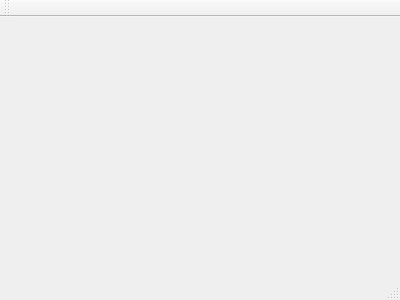
Qt form DLL TI Qt/DLL/dll.ui (lucasvolaine/ProjetFA2_SMARTIES_TOOLS) before a commit.
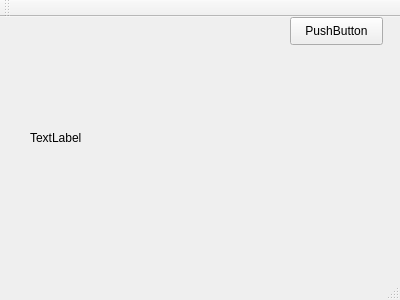
The same form after that commit.

```diff
--- a/DLL TI Qt/DLL/dll.ui
+++ b/DLL TI Qt/DLL/dll.ui
@@ -12,13 +12,55 @@
   <property name="windowTitle" >
    <string>Dll</string>
   </property>
-  <widget class="QMenuBar" name="menuBar" />
-  <widget class="QToolBar" name="mainToolBar" />
-  <widget class="QWidget" name="centralWidget" />
-  <widget class="QStatusBar" name="statusBar" />
+  <widget class="QWidget" name="centralWidget">
+   <widget class="QPushButton" name="pushButton">
+    <property name="geometry">
+     <rect>
+      <x>290</x>
+      <y>0</y>
+      <width>93</width>
+      <height>28</height>
+     </rect>
+    </property>
+    <property name="text">
+     <string>PushButton</string>
+    </property>
+   </widget>
+   <widget class="QLabel" name="label">
+    <property name="geometry">
+     <rect>
+      <x>30</x>
+      <y>20</y>
+      <width>231</width>
+      <height>201</height>
+     </rect>
+    </property>
+    <property name="text">
+     <string>TextLabel</string>
+    </property>
+   </widget>
+  </widget>
+  <widget class="QMenuBar" name="menuBar">
+   <property name="geometry">
+    <rect>
+     <x>0</x>
+     <y>0</y>
+     <width>400</width>
+     <height>26</height>
+    </rect>
+   </property>
+  </widget>
+  <widget class="QToolBar" name="mainToolBar">
+   <attribute name="toolBarArea">
+    <enum>TopToolBarArea</enum>
+   </attribute>
+   <attribute name="toolBarBreak">
+    <bool>false</bool>
+   </attribute>
+  </widget>
+  <widget class="QStatusBar" name="statusBar"/>
  </widget>
- <layoutDefault spacing="6" margin="11" />
- <pixmapfunction></pixmapfunction>
+ <layoutdefault spacing="6" margin="11"/>
  <resources/>
  <connections/>
 </ui>
```
Left out of the diff: 7 changed lines with no effect on the pictures.
